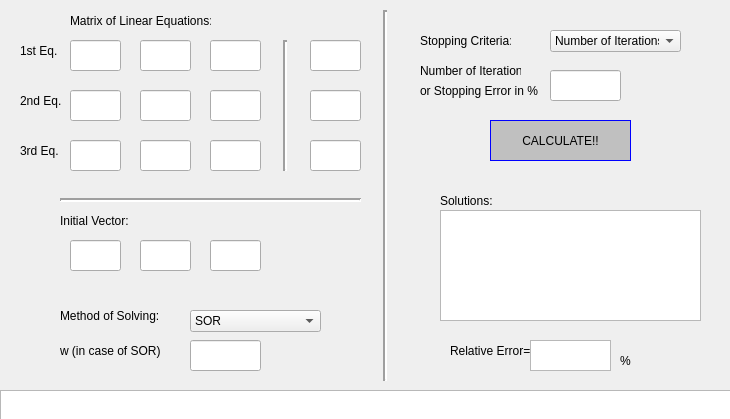
The window that mainwindow.ui (LoayMoh99/Numerica_SOR) describes before a commit, drawn with Qt 5.
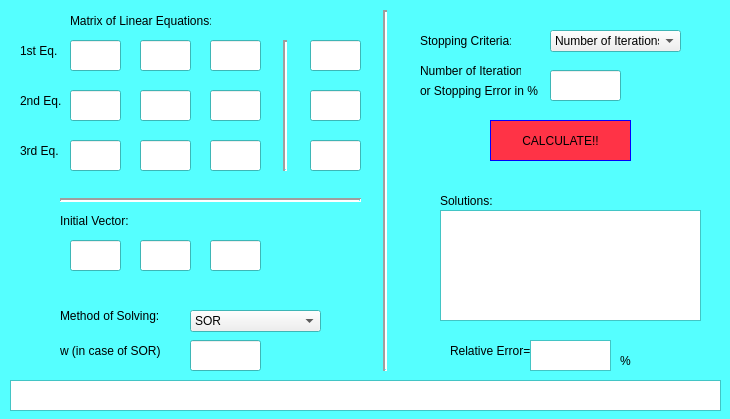
The same window after the commit.

```diff
--- a/mainwindow.ui
+++ b/mainwindow.ui
@@ -10,6 +10,82 @@
     <height>419</height>
    </rect>
   </property>
+  <property name="minimumSize">
+   <size>
+    <width>730</width>
+    <height>419</height>
+   </size>
+  </property>
+  <property name="maximumSize">
+   <size>
+    <width>730</width>
+    <height>419</height>
+   </size>
+  </property>
+  <property name="palette">
+   <palette>
+    <active>
+     <colorrole role="Base">
+      <brush brushstyle="SolidPattern">
+       <color alpha="255">
+        <red>255</red>
+        <green>255</green>
+        <blue>255</blue>
+       </color>
+      </brush>
+     </colorrole>
+     <colorrole role="Window">
+      <brush brushstyle="SolidPattern">
+       <color alpha="255">
+        <red>85</red>
+        <green>255</green>
+        <blue>255</blue>
+       </color>
+      </brush>
+     </colorrole>
+    </active>
+    <inactive>
+     <colorrole role="Base">
+      <brush brushstyle="SolidPattern">
+       <color alpha="255">
+        <red>255</red>
+        <green>255</green>
+        <blue>255</blue>
+       </color>
+      </brush>
+     </colorrole>
+     <colorrole role="Window">
+      <brush brushstyle="SolidPattern">
+       <color alpha="255">
+        <red>85</red>
+        <green>255</green>
+        <blue>255</blue>
+       </color>
+      </brush>
+     </colorrole>
+    </inactive>
+    <disabled>
+     <colorrole role="Base">
+      <brush brushstyle="SolidPattern">
+       <color alpha="255">
+        <red>85</red>
+        <green>255</green>
+        <blue>255</blue>
+       </color>
+      </brush>
+     </colorrole>
+     <colorrole role="Window">
+      <brush brushstyle="SolidPattern">
+       <color alpha="255">
+        <red>85</red>
+        <green>255</green>
+        <blue>255</blue>
+       </color>
+      </brush>
+     </colorrole>
+    </disabled>
+   </palette>
+  </property>
   <property name="acceptDrops">
    <bool>true</bool>
   </property>
@@ -67,7 +143,8 @@
     </property>
     <property name="styleSheet">
      <string notr="true">QPushButton{
-	background-color:#C0C0C0;
+	font: 75 11pt &quot;Arial&quot;;
+	background-color:#ff3346;
 	border: 1px solid blue;
 	padding: 5px;
 }
@@ -100,6 +177,9 @@
       <height>22</height>
      </rect>
     </property>
+    <property name="currentIndex">
+     <number>0</number>
+    </property>
     <item>
      <property name="text">
       <string>Number of Iterations</string>
@@ -243,7 +323,7 @@
       <x>370</x>
       <y>10</y>
       <width>31</width>
-      <height>371</height>
+      <height>361</height>
      </rect>
     </property>
     <property name="autoFillBackground">
@@ -291,9 +371,9 @@
    <widget class="QTextEdit" name="errorTB">
     <property name="geometry">
      <rect>
-      <x>0</x>
-      <y>390</y>
-      <width>731</width>
+      <x>10</x>
+      <y>380</y>
+      <width>711</width>
       <height>31</height>
      </rect>
     </property>
```
Left out of the diff: 2 changed lines with no effect on the pictures.
